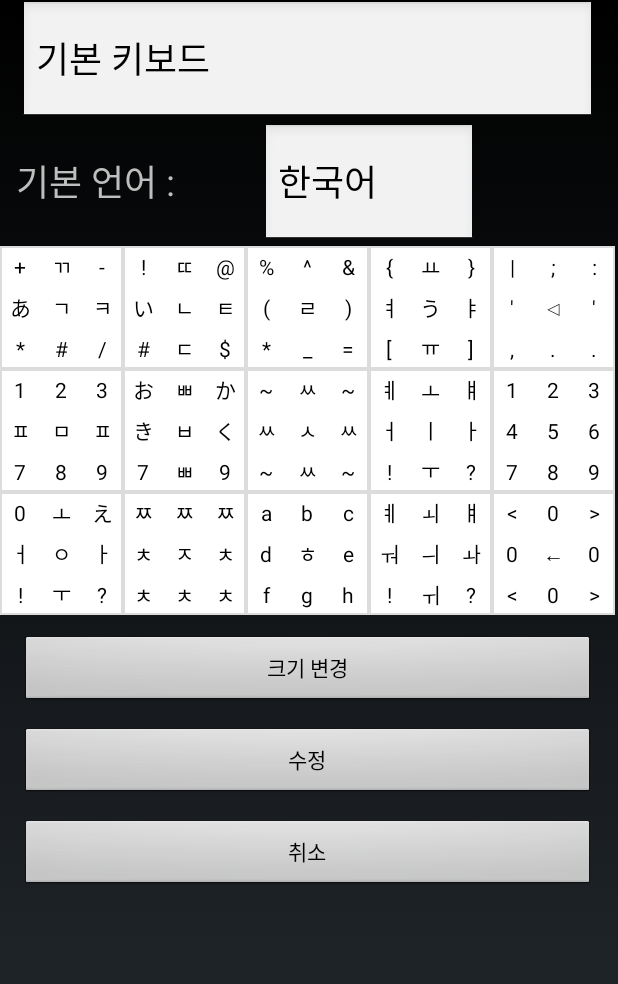
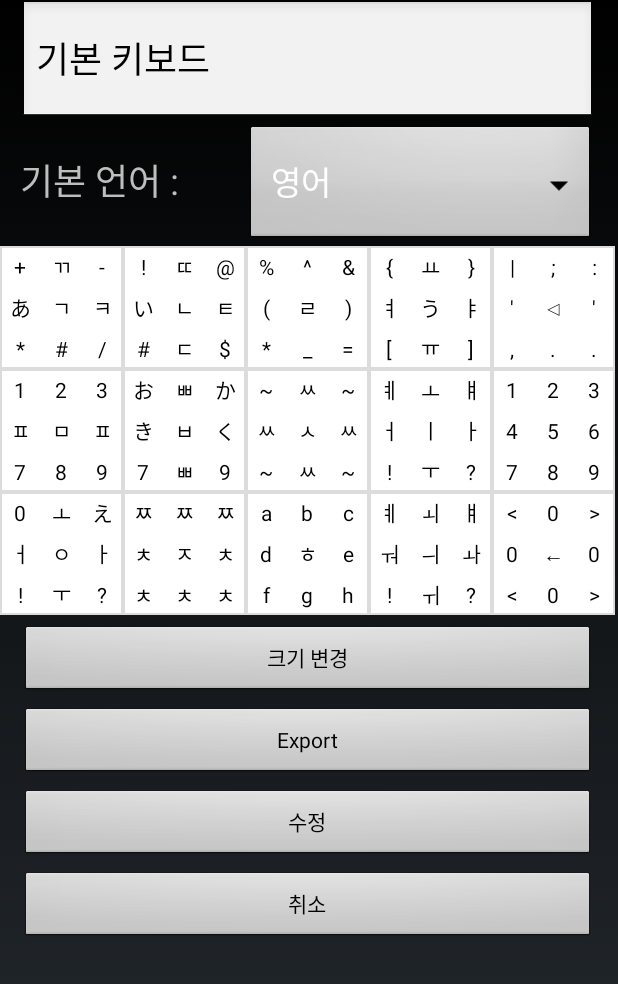
Before and after one commit to Boronare/CustomDragKeyboard, an Android app: the KeySettingSelectActivity screen opened directly, with no data from a screen before it, after a tap on "기본 키보드", on a phone screen of 412 x 824 dp. Shown: the top 984 px of the screen. Run offline under Robolectric (Android 15) with nearby library versions, the phone set to English and light mode, and no system bars; network calls fail.

Commit message:
중간저장

```diff
--- a/app/src/main/java/org/dyndns/fules/ck/CompassKeyboard.java
+++ b/app/src/main/java/org/dyndns/fules/ck/CompassKeyboard.java
@@ -52,9 +52,6 @@ public class CompassKeyboard extends InputMethodService implements OnKeyboardAct
 				ObjectInputStream ois = new ObjectInputStream(fis);
 				KbdModelSelector kbdSelector = (KbdModelSelector)ois.readObject();
 				fis.close();
-					fis=openFileInput(kbdSelector.kbdSerialList.get(0));
-					Log.i("kbdSelector",kbdSelector.kbdSerialList.get(0));
-					ois=new ObjectInputStream(fis);
 					ckv.readLayout((KbdModel) ois.readObject());
 						ois.close();
 					} catch(FileNotFoundException e) {
@@ -87,7 +84,6 @@ public class CompassKeyboard extends InputMethodService implements OnKeyboardAct
 		Log.i("ZAIC","Before ReadFile");
 		Log.i("ZAIC","After ReadFile");
 		updateLayout(Integer.parseInt(mPrefs.getString("layout", "0")));
-		updateLayout(mPrefs.getString("layout", "default"));
 		ckv.setVibrateOnKey(getPrefInt("feedback_key", 0));
 		ckv.setVibrateOnModifier(getPrefInt("feedback_mod", 0));
 		ckv.setVibrateOnCancel(getPrefInt("feedback_cancel", 0));
@@ -398,7 +394,7 @@ public class CompassKeyboard extends InputMethodService implements OnKeyboardAct
 	}
 	private void updateCandidates() {
 		if(sb!=null&&sb.length()>0) {
-			ArrayList<String> suggList = db.search(sb.toString());
+			ArrayList<String> suggList = db.search(sb.toString(),"");
 			suggList.add(0, sb.toString());
 			mCompletions = suggList;
 			mCandidateView.setSuggestions(suggList, true, true);
--- a/app/src/main/java/org/dyndns/fules/ck/KbdModel.java
+++ b/app/src/main/java/org/dyndns/fules/ck/KbdModel.java
@@ -93,7 +93,7 @@ public class KbdModel implements Serializable {
          * 0:Action List 실행
          * 1:sValue 출력
          * 2:iValue에 해당하는 Keycode 입력
-         * 3:iValue에 해당하는 unicode char 입력
+         * 3:언어에 해당하는 입력기 입력(sValue)
          * 4:iValue에 해당하는 KbdModel호출 (-1:최근, -2:이전, -3:다음, -4:sValue의 파일 호출)
          */
         int actType;
--- a/app/src/main/java/org/dyndns/fules/ck/KeySettingActivity.java
+++ b/app/src/main/java/org/dyndns/fules/ck/KeySettingActivity.java
@@ -5,18 +5,22 @@ import android.content.Context;
 import android.content.Intent;
 import android.graphics.Color;
 import android.os.Bundle;
+import android.os.Environment;
 import android.util.Log;
 import android.view.Gravity;
 import android.view.View;
 import android.view.ViewGroup;
+import android.widget.ArrayAdapter;
 import android.widget.Button;
 import android.widget.EditText;
 import android.widget.ScrollView;
+import android.widget.Spinner;
 import android.widget.TableLayout;
 import android.widget.TableRow;
 import android.widget.TextView;
 import android.widget.Toast;
 
+import java.io.File;
 import java.io.FileInputStream;
 import java.io.FileNotFoundException;
 import java.io.FileOutputStream;
@@ -48,17 +52,19 @@ public class KeySettingActivity extends Activity {
     KbdModel tempKbdModel;
 
     EditText kbdTitle;
-    EditText kbdLangEdit;
-    //Button btr[][];
     TableLayout kbdKeyLayout[][];
     TextView kbdText[][];
+    Spinner spinnerLang;
+
+    private final String[] listLang = {"영어", "한국어", "일본어", "중국어"};
+    private final String[] listLangValue = {"0", "1", "2", "ZH"};
 
     private class btnOnClickListener implements Button.OnClickListener{
 
         @Override
         public void onClick(View view) {    //save (적용)
             tempKbdModel.kbdName = kbdTitle.getText().toString();
-            tempKbdModel.kbdLang = kbdLangEdit.getText().toString();
+            tempKbdModel.kbdLang = listLangValue[spinnerLang.getSelectedItemPosition()];
             try {
                /*
                 FileOutputStream fos = openFileOutput("" + kbdModelSerial, Context.MODE_PRIVATE);
@@ -88,8 +94,6 @@ public class KeySettingActivity extends Activity {
         super.onCreate(savedInstanceState);
 
         Intent intent = getIntent();
-
-
         /*try {
             userKbdModel = (KbdModel) this.undoSerializable();
 
@@ -134,7 +138,6 @@ public class KeySettingActivity extends Activity {
         kbdTitle.setLayoutParams(titleParams);
         kbdTitle.setText(tempKbdModel.kbdName);    //"키보드 이름 :" + 키보드이름변수
         kbdTitle.setTextSize(24);
-        kbdTitle.setLines(1);
         kbdTitle.setSingleLine();
         titleTr.addView(kbdTitle);
         mainLayout.addView(titleTr);
@@ -144,24 +147,30 @@ public class KeySettingActivity extends Activity {
         langParams.span = col/2;
         langParams.width = (getResources().getDisplayMetrics().widthPixels);
         langParams.height = (getResources().getDisplayMetrics().heightPixels/10);   //어림잡아 정한 크기
-        langParams.setMargins(16,0,16,0);
+        langParams.setMargins(20,0,0,0);
 
         TextView kbdLang = new TextView(this);
         kbdLang.setLayoutParams(langParams);
-        kbdLang.setText("기본 언어 : ");    //"기본 언어 :" + 키보드언어변수
+        kbdLang.setText("기본 언어 :");    //"기본 언어 :" + 키보드언어변수
         kbdLang.setTextSize(24);
         langTr.addView(kbdLang);
 
-        kbdLangEdit = new EditText(this);
-        kbdLangEdit.setLayoutParams(langParams);
-        kbdLangEdit.setText("" + tempKbdModel.kbdLang);
-        kbdLangEdit.setTextSize(24);
-        kbdLangEdit.setLines(1);
-        kbdLangEdit.setSingleLine();
-        langTr.addView(kbdLangEdit);
+
+        spinnerLang = new Spinner(this);
+        ArrayAdapter<String> spinnerAdapterLang = new ArrayAdapter<String>(this,  android.R.layout.simple_list_item_activated_1, listLang);
+        spinnerLang.setAdapter(spinnerAdapterLang);
+        TableRow.LayoutParams spinnerParams = new TableRow.LayoutParams();
+        if(col%2==0)
+            spinnerParams.span = col/2;
+        else
+            spinnerParams.span = col/2 +1;
+        spinnerParams.width = (getResources().getDisplayMetrics().widthPixels);
+        spinnerParams.height = (getResources().getDisplayMetrics().heightPixels/10);   //어림잡아 정한 크기
+        spinnerParams.setMargins(0,0,20,0);
+        spinnerLang.setLayoutParams(spinnerParams);
+        langTr.addView(spinnerLang);
         mainLayout.addView(langTr);
-        //여기서부터 키보드 레이아웃...
-        //btr = new Button[row][col];
+
         kbdKeyLayout = new TableLayout[row][col];
         kbdText = new TextView[row*3][col*3];
 
@@ -205,7 +214,7 @@ public class KeySettingActivity extends Activity {
         Button sizeBtr = new Button(this);
         TableRow.LayoutParams sizeBtrParams = new TableRow.LayoutParams();
         sizeBtrParams.span = col;
-        sizeBtrParams.setMargins(20,20,20,0);
+        sizeBtrParams.setMargins(20,10,20,0);
         sizeBtr.setLayoutParams(sizeBtrParams);
         sizeBtr.setText("크기 변경");
         sizeBtr.setOnClickListener(new View.OnClickListener() {
@@ -219,6 +228,34 @@ public class KeySettingActivity extends Activity {
         });
         sizeTr.addView(sizeBtr);
         mainLayout.addView(sizeTr);
+
+        TableRow exportTr = new TableRow(this);
+        Button exportBtr = new Button(this);
+        exportBtr.setLayoutParams(sizeBtrParams);
+        exportBtr.setText("Export");
+        exportBtr.setOnClickListener(new View.OnClickListener() {
+            @Override
+            public void onClick(View view) {
+                try {
+                    FileOutputStream fos = new FileOutputStream(new File(Environment.
+                            getExternalStorageDirectory() + "/" + tempKbdModel.kbdName));
+                    ObjectOutputStream oos = new ObjectOutputStream(fos);
+                    oos.writeObject(tempKbdModel);
+                    Log.i("TEST::","저장된 경로 :" + Environment.
+                            getExternalStorageDirectory());
+                    Toast.makeText(KeySettingActivity.this, "" + Environment.
+                            getExternalStorageDirectory() + " 에 저장되었습니다.", Toast.LENGTH_SHORT).show();
+                    oos.close();
+                } catch (FileNotFoundException e) {
+                    Log.i("TEST::","failed");
+                    e.printStackTrace();
+                } catch (IOException e) {
+                    e.printStackTrace();
+                }
+            }
+        });
+        exportTr.addView(exportBtr);
+        mainLayout.addView(exportTr);
 
         TableRow applyTr = new TableRow(this);
         Button applyBtr = new Button(this);
--- a/app/src/main/java/org/dyndns/fules/ck/KeySettingSelectActivity.java
+++ b/app/src/main/java/org/dyndns/fules/ck/KeySettingSelectActivity.java
@@ -228,7 +228,7 @@ public class KeySettingSelectActivity extends Activity {
                 startActivityForResult(intent, 0);
             }
         });
-
+/*
         btr3 = findViewById(R.id.btr3);
         btr3.setText("Export");
         btr3.setOnClickListener(new View.OnClickListener() {
@@ -251,7 +251,7 @@ public class KeySettingSelectActivity extends Activity {
                     e.printStackTrace();
                 }
             }
-        });
+        });*/
 
     }
 
--- a/app/src/main/java/org/dyndns/fules/ck/MainActivity.java
+++ b/app/src/main/java/org/dyndns/fules/ck/MainActivity.java
@@ -1,6 +1,7 @@
 package org.dyndns.fules.ck;
 
 import android.app.Activity;
+import android.content.Intent;
 import android.support.v7.app.AppCompatActivity;
 import android.os.Bundle;
 
@@ -10,5 +11,8 @@ public class MainActivity extends Activity {
     protected void onCreate(Bundle savedInstanceState) {
         super.onCreate(savedInstanceState);
         setContentView(R.layout.activity_main);
+
+        Intent intent = new Intent(this, CompassKeyboardSettings.class);
+        startActivity(intent);
     }
 }
--- a/app/src/main/res/layout/activity_key_setting_select.xml
+++ b/app/src/main/res/layout/activity_key_setting_select.xml
@@ -23,9 +23,4 @@
         android:layout_width="match_parent"
         android:layout_height="wrap_content"
         android:layout_marginTop="5dp" />
-    <Button
-        android:id="@+id/btr3"
-        android:layout_width="match_parent"
-        android:layout_height="wrap_content"
-        android:layout_marginTop="5dp" />
 </LinearLayout>
```
Also changed, not shown: app/src/main/java/org/dyndns/fules/ck/DbHelper.java (+0 -7 lines), app/src/main/java/org/dyndns/fules/ck/LayoutImportActivity.java (+10 -4 lines).
